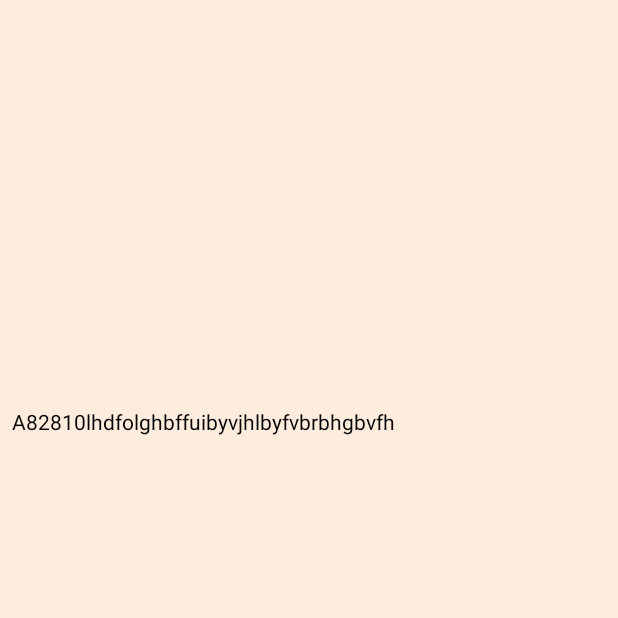
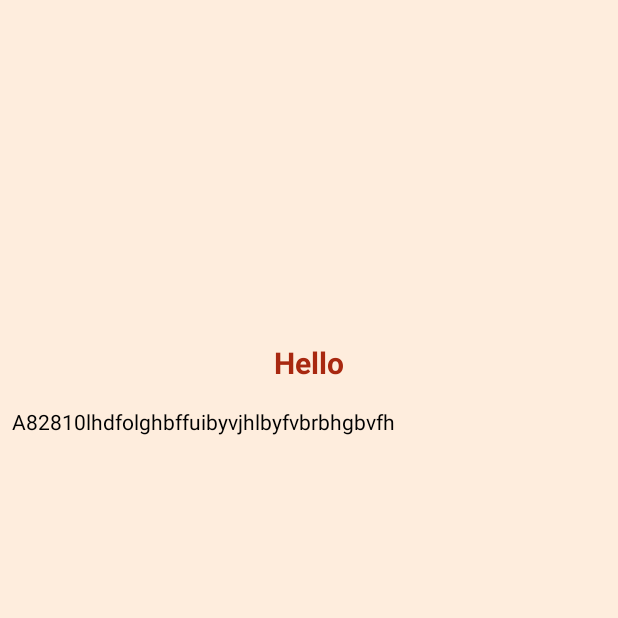
Before and after one commit to bvermes/ArchHF, an Android app: the EvaluationActivity screen opened directly, with no data from a screen before it, on a phone screen of 412 x 824 dp, the top half of it. Run offline under Robolectric (Android 15) with nearby library versions, the phone set to English and light mode, and no system bars; our stand-ins replace Room's generated code; 4 statements that could not run were skipped.

Commit message:
description added

```diff
--- a/TFLClassify-main/start/src/main/java/org/business/EvaluationActivity.kt
+++ b/TFLClassify-main/start/src/main/java/org/business/EvaluationActivity.kt
@@ -2,16 +2,27 @@ package org.business
 
 import android.content.Intent
 import android.os.Bundle
+import android.util.Log
 import android.widget.ImageView
 import android.widget.TextView
 import androidx.appcompat.app.AppCompatActivity
+import org.data.database.DogBreedListDatabase
+import org.data.entities.DogBreedElement
+import kotlin.concurrent.thread
 
 class EvaluationActivity : AppCompatActivity() {
+
+    private lateinit var database: DogBreedListDatabase
+    private lateinit var best: String
+    //private lateinit var bestBreedElement: DogBreedElement
     private val BestGuessText by lazy{
         findViewById<TextView>(R.id.bestguessText)
     }
     private val BestGuessImageView by lazy{
         findViewById<ImageView>(R.id.bestGuessImageView)
+    }
+    private val DescriptionText by lazy{
+        findViewById<TextView>(R.id.descriptionText)
     }
     override fun onCreate(savedInstanceState: Bundle?) {
         super.onCreate(savedInstanceState)
@@ -19,10 +30,21 @@ class EvaluationActivity : AppCompatActivity() {
 
         var intent: Intent = intent
         //var best: String? = intent.getStringExtra(org.business.EXTRA_TEXT.toString())
-        var best: String? = intent.getStringExtra("key")
+        best = intent.getStringExtra("key")
         BestGuessText.text = best
+        best = best.toLowerCase()
+        database = DogBreedListDatabase.getDatabase(applicationContext)
 
-        when(best){
+        thread {
+            if (best != null) {
+                val items = database.dogBreedElementDao().getAll()
+                val corritems = items.toMutableList()
+                setBest(corritems)
+
+            }
+        }
+
+        when(best.toUpperCase()){
             "GOLDEN_RETRIEVER"-> BestGuessImageView.setImageResource(R.drawable.golden_retriever)
             "DACHSHUND"-> BestGuessImageView.setImageResource(R.drawable.dachshund)
             "LABRADOR_RETRIEVER"-> BestGuessImageView.setImageResource(R.drawable.labrador_retriever)
@@ -55,5 +77,19 @@ class EvaluationActivity : AppCompatActivity() {
             "MINIATURE_SCHNAUZER"-> BestGuessImageView.setImageResource(R.drawable.miniature_schnauzer)
             "BLOODHOUND"-> BestGuessImageView.setImageResource(R.drawable.bloodhound)
         }
+
     }
+
+    private fun setBest(corritems: MutableList<DogBreedElement>) {
+        for (i in corritems){
+            Log.e("Balazs", i.name)
+            Log.e("Reka", best)
+            if (i.name == best){
+                DescriptionText.text = i.description
+            }
+        }
+
+    }
+
+
 }
--- a/TFLClassify-main/start/src/main/java/org/data/dao/DogBreedElementDao.kt
+++ b/TFLClassify-main/start/src/main/java/org/data/dao/DogBreedElementDao.kt
@@ -8,6 +8,9 @@ interface DogBreedElementDao {
     @Query("SELECT * FROM dogbreedelement")
     fun getAll(): List<DogBreedElement>
 
+    @Query("SELECT * FROM dogbreedelement WHERE name = :name")
+    fun getBreed(name: String): DogBreedElement
+
     @Insert
     fun insert(dogBreedElement: DogBreedElement): Long
 
--- a/TFLClassify-main/start/src/main/res/layout/activity_evaluation.xml
+++ b/TFLClassify-main/start/src/main/res/layout/activity_evaluation.xml
@@ -29,7 +29,7 @@
         android:layout_height="wrap_content">
 
         <TextView
-            android:id="@+id/desctriptionText"
+            android:id="@+id/descriptionText"
             android:layout_width="match_parent"
             android:layout_height="wrap_content"
             android:layout_margin="8dp"
```
